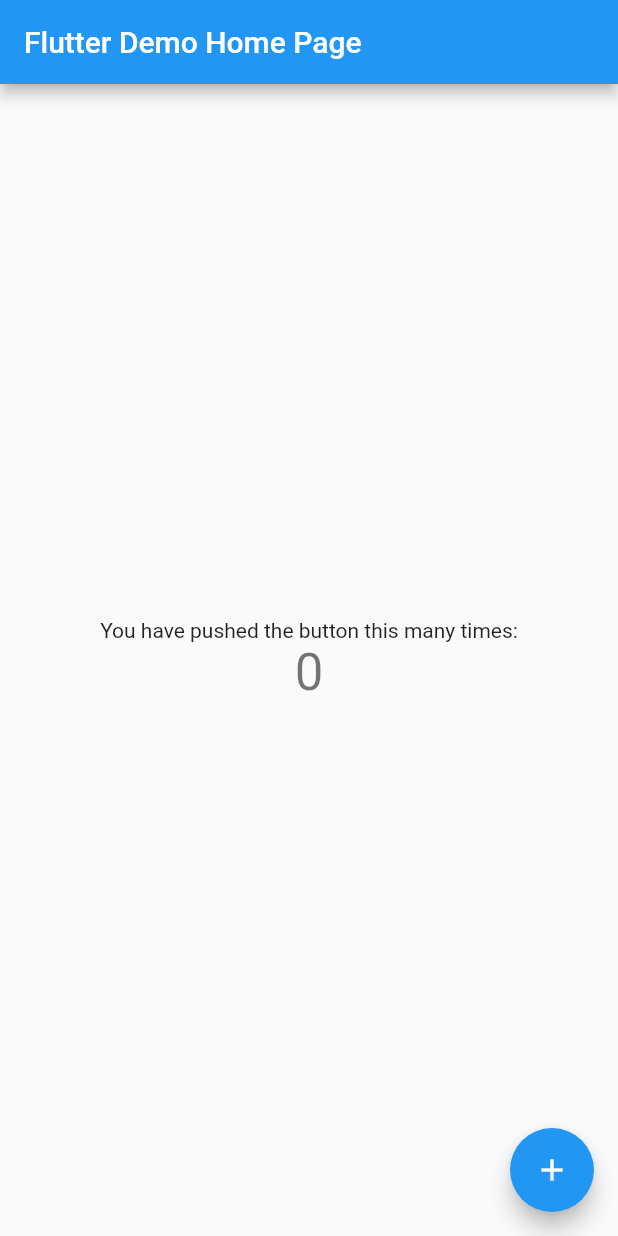
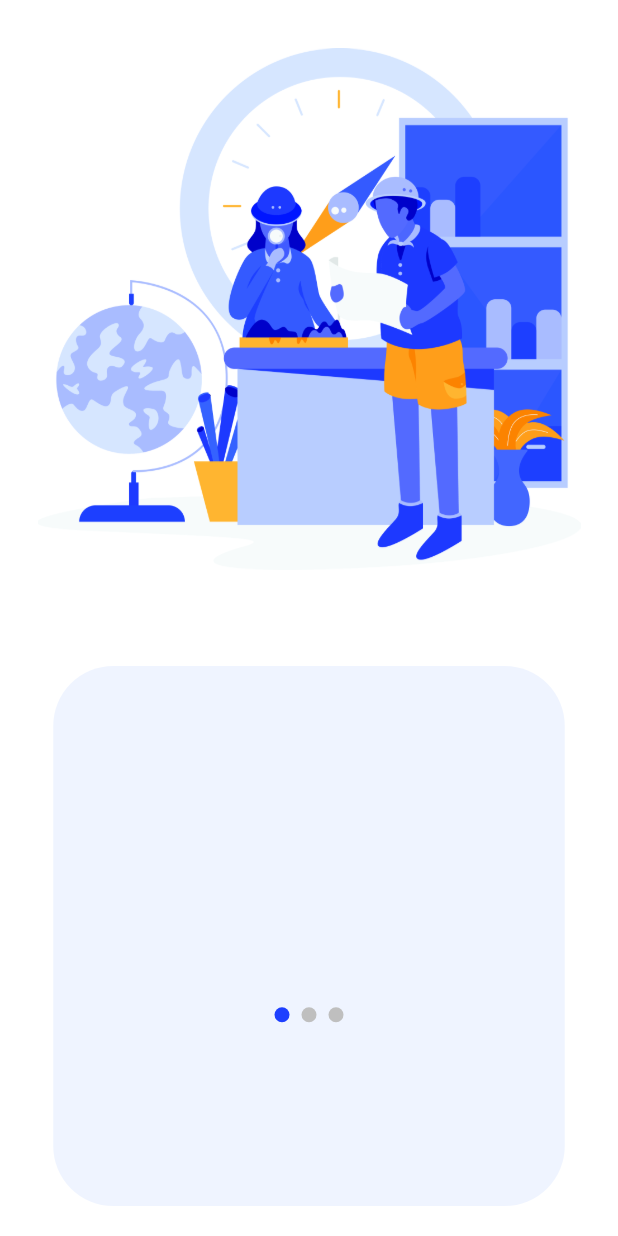
Before and after one commit to SamuelBasseyJohn/travel_ui, a Flutter app: the screen it shows after launch, on a phone screen of 412 x 824 dp. Run offline on Flutter 3.47's test engine with Material 2 defaults, Android fonts, the phone set to English and light mode, and no system bars; drawn by our look-alikes of smooth_page_indicator; our stand-ins replace google_fonts, hexcolor.

Commit message:
Page 1 completed

```diff
--- /dev/null
+++ b/lib/Pages/intro_pages/intro_page1.dart
@@ -0,0 +1,11 @@
+import 'package:flutter/src/widgets/container.dart';
+import 'package:flutter/src/widgets/framework.dart';
+
+class intro1 extends StatelessWidget {
+  const intro1({super.key});
+
+  @override
+  Widget build(BuildContext context) {
+    return Container();
+  }
+}
--- /dev/null
+++ b/lib/Pages/onboarding_page.dart
@@ -0,0 +1,43 @@
+import 'package:flutter/material.dart';
+import 'package:flutter/src/widgets/container.dart';
+import 'package:flutter/src/widgets/framework.dart';
+import 'package:travel_ui/items.dart';
+import 'package:travel_ui/widgets/intro_box.dart';
+
+class OnBoardingPage extends StatefulWidget {
+  const OnBoardingPage({super.key});
+
+  @override
+  State<OnBoardingPage> createState() => _OnBoardingPageState();
+}
+
+class _OnBoardingPageState extends State<OnBoardingPage> {
+  @override
+  Widget build(BuildContext context) {
+    return Scaffold(
+      backgroundColor: Colors.white,
+      body: SafeArea(
+        child: Column(
+          children: [
+            const Expanded(
+              child: Center(
+                child: Padding(
+                  padding: EdgeInsets.symmetric(horizontal: 25),
+                  child: Image(
+                    image: AssetImage(onboardingImage),
+                  ),
+                ),
+              ),
+            ),
+            const Expanded(
+              child: Padding(
+                padding: EdgeInsets.fromLTRB(34, 32, 34, 20),
+                child: IntroPageContainer(),
+              ),
+            ),
+          ],
+        ),
+      ),
+    );
+  }
+}
--- /dev/null
+++ b/lib/items.dart
@@ -0,0 +1,4 @@
+import 'package:flutter/material.dart';
+import 'package:google_fonts/google_fonts.dart';
+
+const String onboardingImage = 'assets/images/travel_geography.png';
--- a/lib/main.dart
+++ b/lib/main.dart
@@ -1,82 +1,24 @@
 import 'package:flutter/material.dart';
+import 'package:google_fonts/google_fonts.dart';
+import 'package:travel_ui/Pages/onboarding_page.dart';
 
 void main() {
-  runApp(const MyApp());
+  runApp(const TravelUi());
 }
 
-class MyApp extends StatelessWidget {
-  const MyApp({super.key});
+class TravelUi extends StatelessWidget {
+  const TravelUi({super.key});
 
   // This widget is the root of your application.
   @override
   Widget build(BuildContext context) {
     return MaterialApp(
-      title: 'Flutter Demo',
+      title: 'TravelUi',
       theme: ThemeData(
+        fontFamily: GoogleFonts.poppins().fontFamily,
         primarySwatch: Colors.blue,
       ),
-      home: const MyHomePage(title: 'Flutter Demo Home Page'),
+      home: const OnBoardingPage(),
     );
   }
 }
-
-class MyHomePage extends StatefulWidget {
-  const MyHomePage({super.key, required this.title});
-
-  // This widget is the home page of your application. It is stateful, meaning
-  // that it has a State object (defined below) that contains fields that affect
-  // how it looks.
-
-  // This class is the configuration for the state. It holds the values (in this
-  // case the title) provided by the parent (in this case the App widget) and
-  // used by the build method of the State. Fields in a Widget subclass are
-  // always marked "final".
-
-  final String title;
-
-  @override
-  State<MyHomePage> createState() => _MyHomePageState();
-}
-
-class _MyHomePageState extends State<MyHomePage> {
-  int _counter = 0;
-
-  void _incrementCounter() {
-    setState(() {
-      // This call to setState tells the Flutter framework that something has
-      // changed in this State, which causes it to rerun the build method below
-      // so that the display can reflect the updated values. If we changed
-      // _counter without calling setState(), then the build method would not be
-      // called again, and so nothing would appear to happen.
-      _counter++;
-    });
-  }
-
-  @override
-  Widget build(BuildContext context) {
-    return Scaffold(
-      appBar: AppBar(
-        title: Text(widget.title),
-      ),
-      body: Center(
-        child: Column(
-          mainAxisAlignment: MainAxisAlignment.center,
-          children: <Widget>[
-            const Text(
-              'You have pushed the button this many times:',
-            ),
-            Text(
-              '$_counter',
-              style: Theme.of(context).textTheme.headlineMedium,
-            ),
-          ],
-        ),
-      ),
-      floatingActionButton: FloatingActionButton(
-        onPressed: _incrementCounter,
-        tooltip: 'Increment',
-        child: const Icon(Icons.add),
-      ), // This trailing comma makes auto-formatting nicer for build methods.
-    );
-  }
-}
--- /dev/null
+++ b/lib/widgets/intro_box.dart
@@ -0,0 +1,59 @@
+import 'package:flutter/material.dart';
+import 'package:flutter/src/widgets/container.dart';
+import 'package:flutter/src/widgets/framework.dart';
+import 'package:hexcolor/hexcolor.dart';
+import 'package:smooth_page_indicator/smooth_page_indicator.dart';
+import 'package:travel_ui/Pages/intro_pages/intro_page1.dart';
+import 'package:travel_ui/Pages/intro_pages/intro_page2.dart';
+import 'package:travel_ui/Pages/intro_pages/intro_page3.dart';
+
+class IntroPageContainer extends StatelessWidget {
+  const IntroPageContainer({super.key});
+
+  @override
+  Widget build(BuildContext context) {
+    final PageController _pageController = PageController();
+    bool lastPage = false;
+
+    return Container(
+      decoration: BoxDecoration(
+          color: HexColor("EFF4FF"), borderRadius: BorderRadius.circular(40)),
+      width: 307 + 34,
+      height: 341 + 34,
+      child: Stack(
+        children: [
+          Padding(
+            padding: const EdgeInsets.all(15.0),
+            child: PageView(
+              controller: _pageController,
+              onPageChanged: (index) {
+                lastPage = (index == 2);
+              },
+              children: const [
+                intro1(),
+                Intro2(),
+                Intro3(),
+              ],
+            ),
+          ),
+          Align(
+            alignment: const Alignment(0, 0.3),
+            child: SmoothPageIndicator(
+              controller: _pageController,
+              count: 3,
+              effect: SlideEffect(
+                  spacing: 8.0,
+                  radius: 100.0,
+                  dotWidth: 10,
+                  dotHeight: 10,
+                  paintStyle: PaintingStyle.fill,
+                  strokeWidth: 1.5,
+                  dotColor: HexColor("BFBFBF"),
+                  activeDotColor: HexColor("1D3FFF")),
+            ),
+          )
+        ],
+      ),
+    );
+  }
+}
```
Also changed, not shown: lib/Pages/intro_pages/intro_page2.dart (added, +12 -0 lines), lib/Pages/intro_pages/intro_page3.dart (added, +64 -0 lines), pubspec.yaml (+7 -19 lines), assets/images/travel_geography.png (added), lib/Pages/widget.dart (deleted), pubspec.lock, 8 other files.
